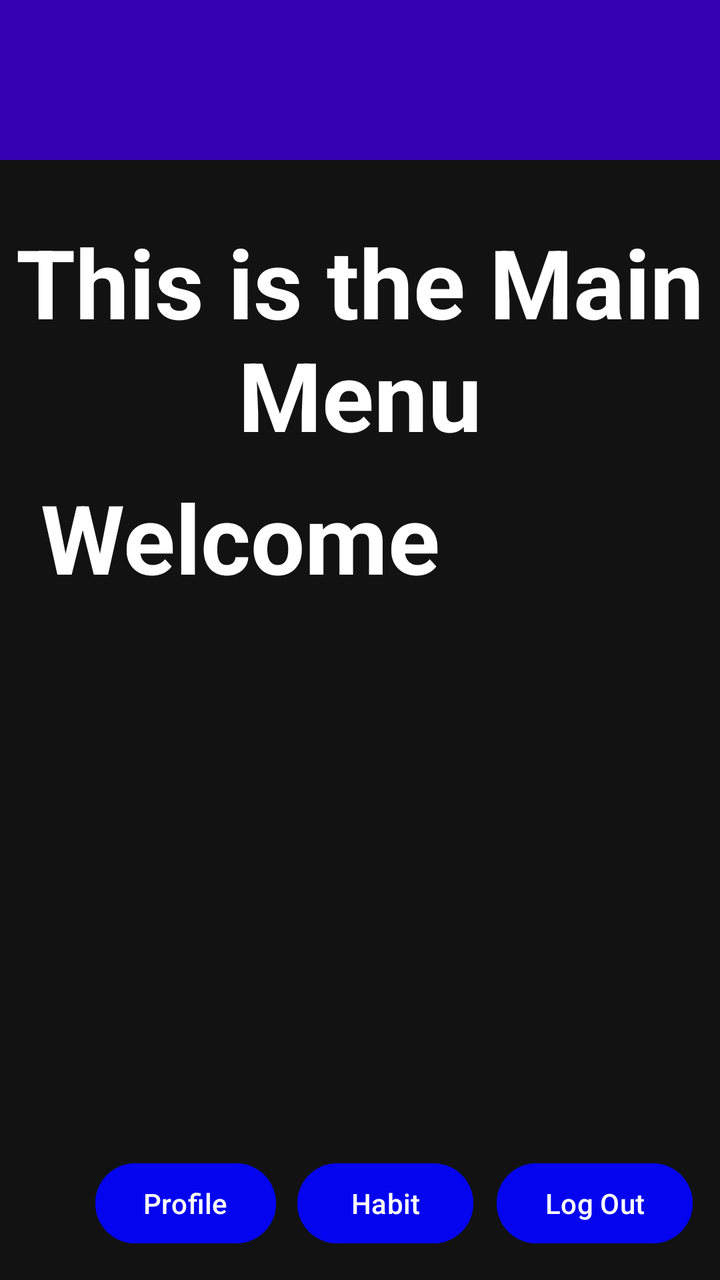
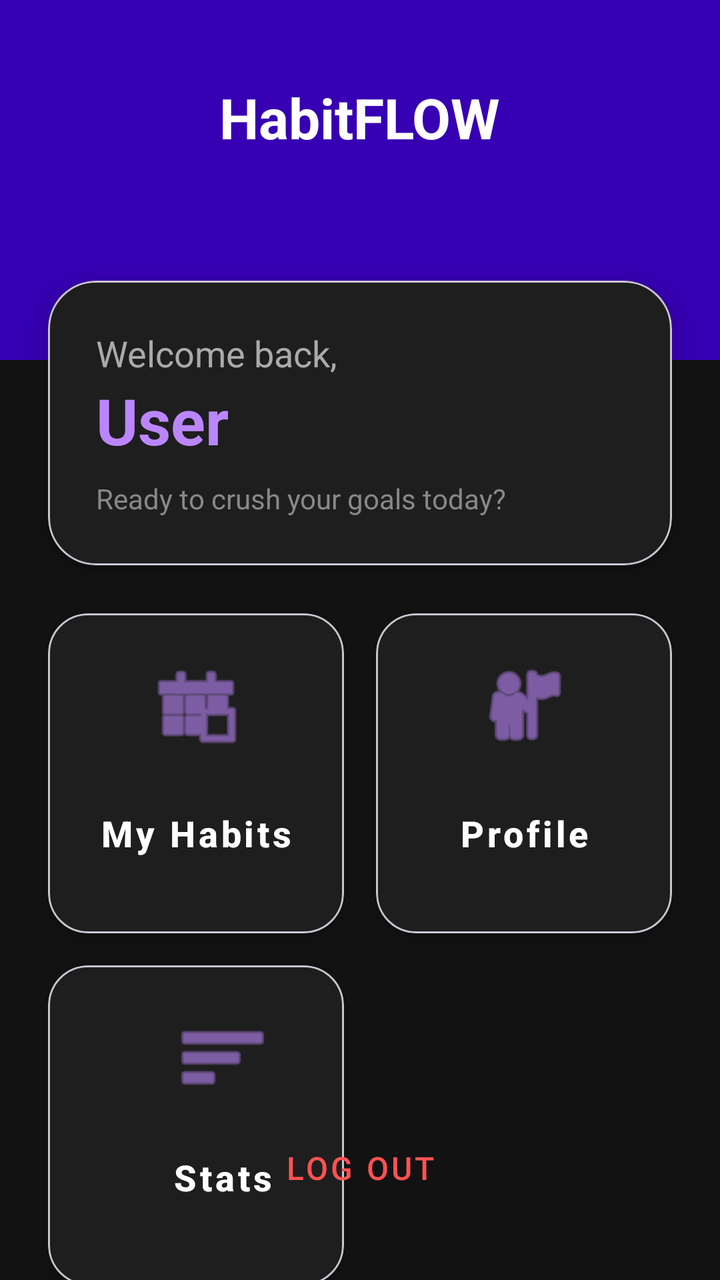

The first picture is an Android layout as it rendered before a commit; the second is the same layout after the commit. The layout source and the unified diff follow.
<!-- AndroidManifest.xml: application theme Theme.HabitFLOWS -->
<!-- res/layout/activity_main_menu.xml -->
<?xml version="1.0" encoding="utf-8"?>
<androidx.constraintlayout.widget.ConstraintLayout xmlns:android="http://schemas.android.com/apk/res/android"
    xmlns:app="http://schemas.android.com/apk/res-auto"
    xmlns:tools="http://schemas.android.com/tools"
    android:id="@+id/main"
    android:layout_width="match_parent"
    android:layout_height="match_parent"
    android:background="@color/background_black"
    tools:context=".MainMenu">

    <View
        android:id="@+id/viewHeader"
        android:layout_width="match_parent"
        android:layout_height="80dp"
        android:background="@color/purple_700"
        app:layout_constraintTop_toTopOf="parent" />

    <Button
        android:id="@+id/mainMenuLogoutBtn"
        android:layout_width="wrap_content"
        android:layout_height="wrap_content"
        android:backgroundTint="#0404EF"
        android:text="Log Out"
        app:backgroundTint="@color/purple_500"
        app:layout_constraintBottom_toBottomOf="parent"
        app:layout_constraintEnd_toEndOf="parent"
        app:layout_constraintHorizontal_bias="0.948"
        app:layout_constraintStart_toStartOf="parent"
        app:layout_constraintTop_toTopOf="parent"
        app:layout_constraintVertical_bias="0.976" />

    <TextView
        android:id="@+id/mainMenuHomeTV"
        android:layout_width="wrap_content"
        android:layout_height="wrap_content"
        android:text="This is the Main Menu"
        android:textAlignment="center"
        android:textSize="48sp"
        android:textStyle="bold"
        android:textColor="@color/white"
        app:layout_constraintBottom_toBottomOf="parent"
        app:layout_constraintEnd_toEndOf="parent"
        app:layout_constraintHorizontal_bias="0.0"
        app:layout_constraintStart_toStartOf="parent"
        app:layout_constraintTop_toTopOf="parent"
        app:layout_constraintVertical_bias="0.209" />

    <TextView
        android:id="@+id/mainMenuHomeTV3"
        android:layout_width="217dp"
        android:layout_height="62dp"
        android:text="Welcome"
        android:textAlignment="center"
        android:textSize="48sp"
        android:textStyle="bold"
        android:textColor="@color/white"
        app:layout_constraintBottom_toBottomOf="parent"
        app:layout_constraintEnd_toEndOf="parent"
        app:layout_constraintHorizontal_bias="0.082"
        app:layout_constraintStart_toStartOf="parent"
        app:layout_constraintTop_toTopOf="parent"
        app:layout_constraintVertical_bias="0.409" />

    <TextView
        android:id="@+id/mainMenuHomeTV4"
        android:layout_width="190dp"
        android:layout_height="62dp"
        android:textAlignment="center"
        android:textSize="48sp"
        android:textStyle="bold"
        android:textColor="@color/white"
        app:layout_constraintBottom_toBottomOf="parent"
        app:layout_constraintEnd_toEndOf="parent"
        app:layout_constraintHorizontal_bias="0.149"
        app:layout_constraintStart_toStartOf="parent"
        app:layout_constraintTop_toTopOf="parent"
        app:layout_constraintVertical_bias="0.517" />

    <Button
        android:id="@+id/Profile"
        android:layout_width="wrap_content"
        android:layout_height="wrap_content"
        android:backgroundTint="#0404EF"
        android:text="Profile"
        app:backgroundTint="@color/purple_500"
        app:layout_constraintBottom_toBottomOf="parent"
        app:layout_constraintEnd_toEndOf="parent"
        app:layout_constraintHorizontal_bias="0.177"
        app:layout_constraintStart_toStartOf="parent"
        app:layout_constraintTop_toTopOf="parent"
        app:layout_constraintVertical_bias="0.976" />

    <Button
        android:id="@+id/btnHabit"
        android:layout_width="wrap_content"
        android:layout_height="wrap_content"
        android:backgroundTint="#0404EF"
        android:text="Habit"
        app:backgroundTint="@color/purple_500"
        app:layout_constraintBottom_toBottomOf="parent"
        app:layout_constraintEnd_toEndOf="parent"
        app:layout_constraintHorizontal_bias="0.547"
        app:layout_constraintStart_toStartOf="parent"
        app:layout_constraintTop_toTopOf="parent"
        app:layout_constraintVertical_bias="0.976" />

</androidx.constraintlayout.widget.ConstraintLayout>
<!-- resources referenced by this layout -->
<resources>
  <color name="background_black">#121212</color>
  <color name="purple_500">#FF6200EE</color>
  <color name="purple_700">#FF3700B3</color>
  <color name="white">#FFFFFFFF</color>
  <style name="Theme.HabitFLOWS" parent="Base.Theme.HabitFLOWS" />
  <style name="Base.Theme.HabitFLOWS" parent="Theme.Material3.DayNight.NoActionBar">
          
          
      </style>
</resources>

<!-- the commit's change to res/layout/activity_main_menu.xml (unified diff, before → after) -->
@@ -8,100 +8,198 @@
     android:background="@color/background_black"
     tools:context=".MainMenu">
 
+    
     <View
         android:id="@+id/viewHeader"
         android:layout_width="match_parent"
-        android:layout_height="80dp"
+        android:layout_height="180dp"
         android:background="@color/purple_700"
-        app:layout_constraintTop_toTopOf="parent" />
-
-    <Button
-        android:id="@+id/mainMenuLogoutBtn"
-        android:layout_width="wrap_content"
-        android:layout_height="wrap_content"
-        android:backgroundTint="#0404EF"
-        android:text="Log Out"
-        app:backgroundTint="@color/purple_500"
-        app:layout_constraintBottom_toBottomOf="parent"
-        app:layout_constraintEnd_toEndOf="parent"
-        app:layout_constraintHorizontal_bias="0.948"
-        app:layout_constraintStart_toStartOf="parent"
         app:layout_constraintTop_toTopOf="parent"
-        app:layout_constraintVertical_bias="0.976" />
+        tools:layout_editor_absoluteX="134dp" />
 
     <TextView
         android:id="@+id/mainMenuHomeTV"
         android:layout_width="wrap_content"
         android:layout_height="wrap_content"
-        android:text="This is the Main Menu"
-        android:textAlignment="center"
-        android:textSize="48sp"
+        android:layout_marginTop="40dp"
+        android:text="HabitFLOW"
+        android:textColor="@color/white"
+        android:textSize="28sp"
         android:textStyle="bold"
-        android:textColor="@color/white"
+        app:layout_constraintEnd_toEndOf="parent"
+        app:layout_constraintStart_toStartOf="parent"
+        app:layout_constraintTop_toTopOf="parent" />
+
+    
+    <com.google.android.material.card.MaterialCardView
+        android:id="@+id/welcomeCard"
+        android:layout_width="match_parent"
+        android:layout_height="wrap_content"
+        android:layout_marginStart="24dp"
+        android:layout_marginTop="-40dp"
+        android:layout_marginEnd="24dp"
+        app:cardBackgroundColor="@color/surface_dark"
+        app:cardCornerRadius="24dp"
+        app:cardElevation="8dp"
+        app:layout_constraintTop_toBottomOf="@id/viewHeader">
+
+        <LinearLayout
+            android:layout_width="match_parent"
+            android:layout_height="wrap_content"
+            android:orientation="vertical"
+            android:padding="24dp">
+
+            <TextView
+                android:id="@+id/mainMenuHomeTV3"
+                android:layout_width="wrap_content"
+                android:layout_height="wrap_content"
+                android:text="Welcome back,"
+                android:textColor="#AAAAAA"
+                android:textSize="18sp" />
+
+            <TextView
+                android:id="@+id/mainMenuHomeTV4"
+                android:layout_width="wrap_content"
+                android:layout_height="wrap_content"
+                android:text="User"
+                android:textColor="@color/purple_200"
+                android:textSize="32sp"
+                android:textStyle="bold" />
+
+            <TextView
+                android:layout_width="wrap_content"
+                android:layout_height="wrap_content"
+                android:layout_marginTop="8dp"
+                android:text="Ready to crush your goals today?"
+                android:textColor="#888888"
+                android:textSize="14sp" />
+        </LinearLayout>
+    </com.google.android.material.card.MaterialCardView>
+
+    
+    <GridLayout
+        android:id="@+id/gridLayout"
+        android:layout_width="match_parent"
+        android:layout_height="wrap_content"
+        android:layout_margin="16dp"
+        android:columnCount="2"
+        android:rowCount="1"
+        app:layout_constraintTop_toBottomOf="@id/welcomeCard"
+        tools:layout_editor_absoluteX="16dp">
+
+        
+        <com.google.android.material.card.MaterialCardView
+            android:layout_width="0dp"
+            android:layout_height="160dp"
+            android:layout_rowWeight="1"
+            android:layout_columnWeight="1"
+            android:layout_margin="8dp"
+            app:cardBackgroundColor="@color/surface_dark"
+            app:cardCornerRadius="20dp"
+            app:cardElevation="4dp">
+
+            <com.google.android.material.button.MaterialButton
+                android:id="@+id/btnHabit"
+                style="@style/Widget.MaterialComponents.Button.TextButton"
+                android:layout_width="match_parent"
+                android:layout_height="match_parent"
+                android:gravity="center"
+                android:orientation="vertical"
+                android:padding="16dp"
+                android:text="My Habits"
+                android:textAllCaps="false"
+                android:textColor="@color/white"
+                android:textSize="18sp"
+                android:textStyle="bold"
+                app:icon="@android:drawable/ic_menu_today"
+                app:iconGravity="top"
+                app:iconPadding="12dp"
+                app:iconSize="48dp"
+                app:iconTint="@color/purple_200" />
+
+        </com.google.android.material.card.MaterialCardView>
+
+        
+        <com.google.android.material.card.MaterialCardView
+            android:layout_width="0dp"
+            android:layout_height="160dp"
+            android:layout_rowWeight="1"
+            android:layout_columnWeight="1"
+            android:layout_margin="8dp"
+            app:cardBackgroundColor="@color/surface_dark"
+            app:cardCornerRadius="20dp"
+            app:cardElevation="4dp">
+
+            <com.google.android.material.button.MaterialButton
+                android:id="@+id/Profile"
+                style="@style/Widget.MaterialComponents.Button.TextButton"
+                android:layout_width="match_parent"
+                android:layout_height="match_parent"
+                android:gravity="center"
+                android:padding="16dp"
+                android:text="Profile"
+                android:textAllCaps="false"
+                android:textColor="@color/white"
+                android:textSize="18sp"
+                android:textStyle="bold"
+                app:icon="@android:drawable/ic_menu_myplaces"
+                app:iconGravity="top"
+                app:iconPadding="12dp"
+                app:iconSize="48dp"
+                app:iconTint="@color/purple_200" />
+        </com.google.android.material.card.MaterialCardView>
+
+        <com.google.android.material.card.MaterialCardView
+            android:layout_width="0dp"
+            android:layout_height="160dp"
+            android:layout_rowWeight="1"
+            android:layout_columnWeight="1"
+            android:layout_margin="8dp"
+            app:cardBackgroundColor="@color/surface_dark"
+            app:cardCornerRadius="20dp"
+            app:cardElevation="4dp">
+            <com.google.android.material.button.MaterialButton
+                android:id="@+id/btnStats"
+                style="@style/Widget.MaterialComponents.Button.TextButton"
+                android:layout_width="175dp"
+                android:layout_height="152dp"
+                android:gravity="center"
+                android:orientation="vertical"
+                android:padding="16dp"
+                android:text="Stats"
+                android:textAllCaps="false"
+                android:textColor="@color/white"
+                android:textSize="18sp"
+                android:textStyle="bold"
+                app:icon="@android:drawable/ic_menu_sort_by_size"
+                app:iconGravity="top"
+                app:iconPadding="12dp"
+                app:iconSize="48dp"
+                app:iconTint="@color/purple_200"
+                app:layout_constraintBottom_toBottomOf="parent"
+                app:layout_constraintEnd_toEndOf="parent"
+                app:layout_constraintHorizontal_bias="0.101"
+                app:layout_constraintStart_toStartOf="parent"
+                app:layout_constraintTop_toTopOf="parent"
+                app:layout_constraintVertical_bias="0.844" />
+        </com.google.android.material.card.MaterialCardView>
+
+    </GridLayout>
+
+    
+    <com.google.android.material.button.MaterialButton
+        android:id="@+id/mainMenuLogoutBtn"
+        style="@style/Widget.MaterialComponents.Button.TextButton"
+        android:layout_width="wrap_content"
+        android:layout_height="wrap_content"
+        android:layout_marginBottom="32dp"
+        android:text="Log Out"
+        android:textColor="#FF5252"
+        android:textSize="16sp"
         app:layout_constraintBottom_toBottomOf="parent"
         app:layout_constraintEnd_toEndOf="parent"
-        app:layout_constraintHorizontal_bias="0.0"
-        app:layout_constraintStart_toStartOf="parent"
-        app:layout_constraintTop_toTopOf="parent"
-        app:layout_constraintVertical_bias="0.209" />
-
-    <TextView
-        android:id="@+id/mainMenuHomeTV3"
-        android:layout_width="217dp"
-        android:layout_height="62dp"
-        android:text="Welcome"
-        android:textAlignment="center"
-        android:textSize="48sp"
-        android:textStyle="bold"
-        android:textColor="@color/white"
-        app:layout_constraintBottom_toBottomOf="parent"
-        app:layout_constraintEnd_toEndOf="parent"
-        app:layout_constraintHorizontal_bias="0.082"
-        app:layout_constraintStart_toStartOf="parent"
-        app:layout_constraintTop_toTopOf="parent"
-        app:layout_constraintVertical_bias="0.409" />
-
-    <TextView
-        android:id="@+id/mainMenuHomeTV4"
-        android:layout_width="190dp"
-        android:layout_height="62dp"
-        android:textAlignment="center"
-        android:textSize="48sp"
-        android:textStyle="bold"
-        android:textColor="@color/white"
-        app:layout_constraintBottom_toBottomOf="parent"
-        app:layout_constraintEnd_toEndOf="parent"
-        app:layout_constraintHorizontal_bias="0.149"
-        app:layout_constraintStart_toStartOf="parent"
-        app:layout_constraintTop_toTopOf="parent"
-        app:layout_constraintVertical_bias="0.517" />
-
-    <Button
-        android:id="@+id/Profile"
-        android:layout_width="wrap_content"
-        android:layout_height="wrap_content"
-        android:backgroundTint="#0404EF"
-        android:text="Profile"
-        app:backgroundTint="@color/purple_500"
-        app:layout_constraintBottom_toBottomOf="parent"
-        app:layout_constraintEnd_toEndOf="parent"
-        app:layout_constraintHorizontal_bias="0.177"
-        app:layout_constraintStart_toStartOf="parent"
-        app:layout_constraintTop_toTopOf="parent"
-        app:layout_constraintVertical_bias="0.976" />
-
-    <Button
-        android:id="@+id/btnHabit"
-        android:layout_width="wrap_content"
-        android:layout_height="wrap_content"
-        android:backgroundTint="#0404EF"
-        android:text="Habit"
-        app:backgroundTint="@color/purple_500"
-        app:layout_constraintBottom_toBottomOf="parent"
-        app:layout_constraintEnd_toEndOf="parent"
-        app:layout_constraintHorizontal_bias="0.547"
-        app:layout_constraintStart_toStartOf="parent"
-        app:layout_constraintTop_toTopOf="parent"
-        app:layout_constraintVertical_bias="0.976" />
+        app:layout_constraintStart_toStartOf="parent" />
+
+
 
 </androidx.constraintlayout.widget.ConstraintLayout>
<!-- resource entries referenced after the edit -->
@@ -1,8 +1,9 @@
 <!-- resources referenced by this layout -->
 <resources>
   <color name="background_black">#121212</color>
-  <color name="purple_500">#FF6200EE</color>
+  <color name="purple_200">#FFBB86FC</color>
   <color name="purple_700">#FF3700B3</color>
+  <color name="surface_dark">#1E1E1E</color>
   <color name="white">#FFFFFFFF</color>
   <style name="Theme.HabitFLOWS" parent="Base.Theme.HabitFLOWS" />
   <style name="Base.Theme.HabitFLOWS" parent="Theme.Material3.DayNight.NoActionBar">
